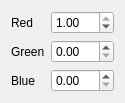
jw0z96/FurSystem, file ui/MeshRendererModelWidget.ui: the form before one commit.
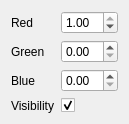
The form after the commit.

Commit message: added clump envelope and rendering visibility toggles

The edit to the form file:
```diff
--- a/ui/MeshRendererModelWidget.ui
+++ b/ui/MeshRendererModelWidget.ui
@@ -6,8 +6,8 @@
    <rect>
     <x>0</x>
     <y>0</y>
-    <width>125</width>
-    <height>97</height>
+    <width>129</width>
+    <height>108</height>
    </rect>
   </property>
   <property name="windowTitle">
@@ -68,6 +68,23 @@
      </property>
     </widget>
    </item>
+   <item row="3" column="0">
+    <widget class="QLabel" name="visibilityLabel">
+     <property name="text">
+      <string>Visibility</string>
+     </property>
+    </widget>
+   </item>
+   <item row="3" column="1">
+    <widget class="QCheckBox" name="visibilityCheckBox">
+     <property name="text">
+      <string/>
+     </property>
+     <property name="checked">
+      <bool>true</bool>
+     </property>
+    </widget>
+   </item>
   </layout>
  </widget>
  <resources/>
```
The commit also changes 15 other files.
